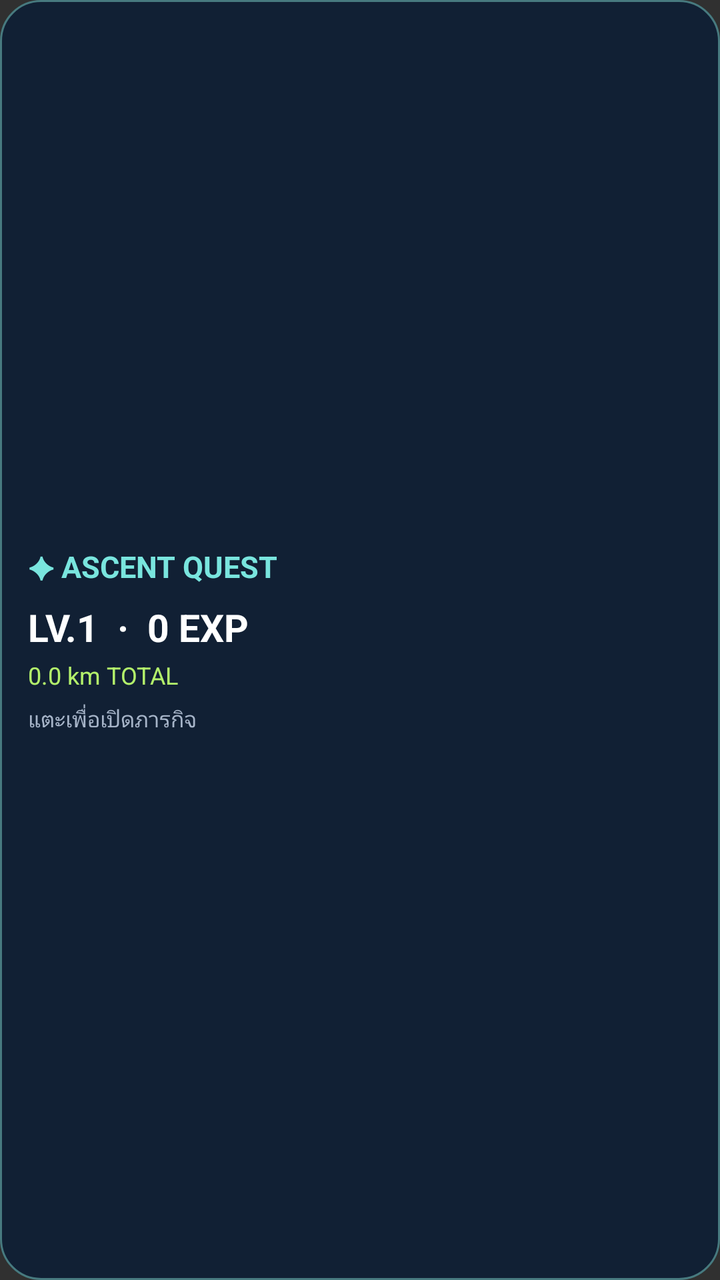
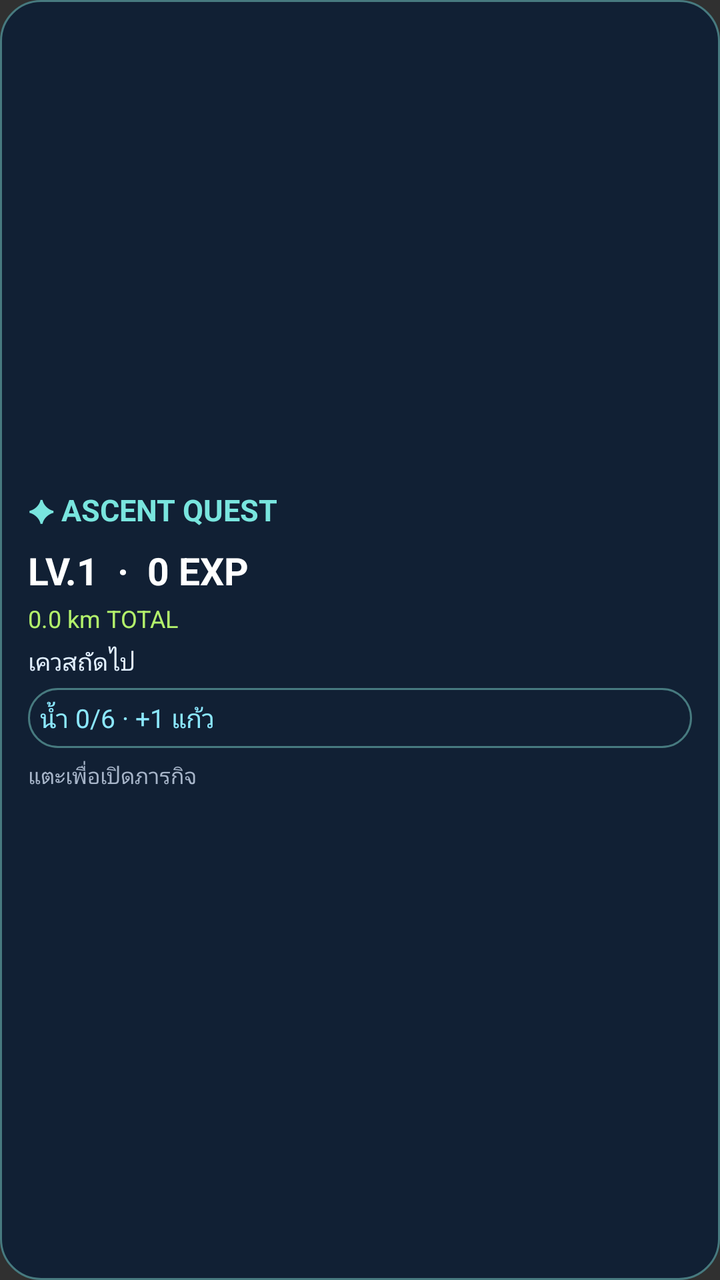

Before-and-after screenshots of an Android layout around one commit, followed by the original layout XML and the change that was made.
<!-- AndroidManifest.xml: application theme android:Theme.Material.NoActionBar -->
<!-- res/layout/quest_widget.xml -->
<?xml version="1.0" encoding="utf-8"?>
<LinearLayout android:id="@+id/widget_root" xmlns:android="http://schemas.android.com/apk/res/android" android:layout_width="match_parent" android:layout_height="match_parent"
    android:orientation="vertical" android:gravity="center_vertical" android:padding="14dp" android:background="@drawable/widget_bg">
  <TextView android:id="@+id/widget_title" android:layout_width="match_parent" android:layout_height="wrap_content" android:text="✦ ASCENT QUEST" android:textColor="#79E5DE" android:textStyle="bold" android:textSize="15sp" />
  <TextView android:id="@+id/widget_level" android:layout_width="match_parent" android:layout_height="wrap_content" android:text="LV.1  ·  0 EXP" android:textColor="#FFFFFF" android:textStyle="bold" android:textSize="19sp" android:layout_marginTop="7dp"/>
  <TextView android:id="@+id/widget_distance" android:layout_width="match_parent" android:layout_height="wrap_content" android:text="0.0 km TOTAL" android:textColor="#B3F16B" android:textSize="12sp" android:layout_marginTop="3dp"/>
  <TextView android:layout_width="match_parent" android:layout_height="wrap_content" android:text="แตะเพื่อเปิดภารกิจ" android:textColor="#A7B5C9" android:textSize="11sp" android:layout_marginTop="6dp"/>
</LinearLayout>
<!-- resources referenced by this layout -->
<resources>
  <!-- drawable widget_bg (drawable) -->
  <shape xmlns:android="http://schemas.android.com/apk/res/android" android:shape="rectangle"><solid android:color="#112034"/><corners android:radius="20dp"/><stroke android:width="1dp" android:color="#477A7F"/></shape>
</resources>

<!-- the commit's change to res/layout/quest_widget.xml (unified diff, before → after) -->
@@ -4,5 +4,7 @@
   <TextView android:id="@+id/widget_title" android:layout_width="match_parent" android:layout_height="wrap_content" android:text="✦ ASCENT QUEST" android:textColor="#79E5DE" android:textStyle="bold" android:textSize="15sp" />
   <TextView android:id="@+id/widget_level" android:layout_width="match_parent" android:layout_height="wrap_content" android:text="LV.1  ·  0 EXP" android:textColor="#FFFFFF" android:textStyle="bold" android:textSize="19sp" android:layout_marginTop="7dp"/>
   <TextView android:id="@+id/widget_distance" android:layout_width="match_parent" android:layout_height="wrap_content" android:text="0.0 km TOTAL" android:textColor="#B3F16B" android:textSize="12sp" android:layout_marginTop="3dp"/>
+  <TextView android:id="@+id/widget_quest" android:layout_width="match_parent" android:layout_height="wrap_content" android:text="เควสถัดไป" android:textColor="#E2F0FF" android:textSize="12sp" android:layout_marginTop="5dp"/>
+  <TextView android:id="@+id/widget_water" android:layout_width="match_parent" android:layout_height="wrap_content" android:text="น้ำ 0/6 · +1 แก้ว" android:textColor="#8CE8FF" android:textSize="13sp" android:padding="6dp" android:clickable="true" android:background="@drawable/widget_bg" android:layout_marginTop="5dp"/>
   <TextView android:layout_width="match_parent" android:layout_height="wrap_content" android:text="แตะเพื่อเปิดภารกิจ" android:textColor="#A7B5C9" android:textSize="11sp" android:layout_marginTop="6dp"/>
 </LinearLayout>
